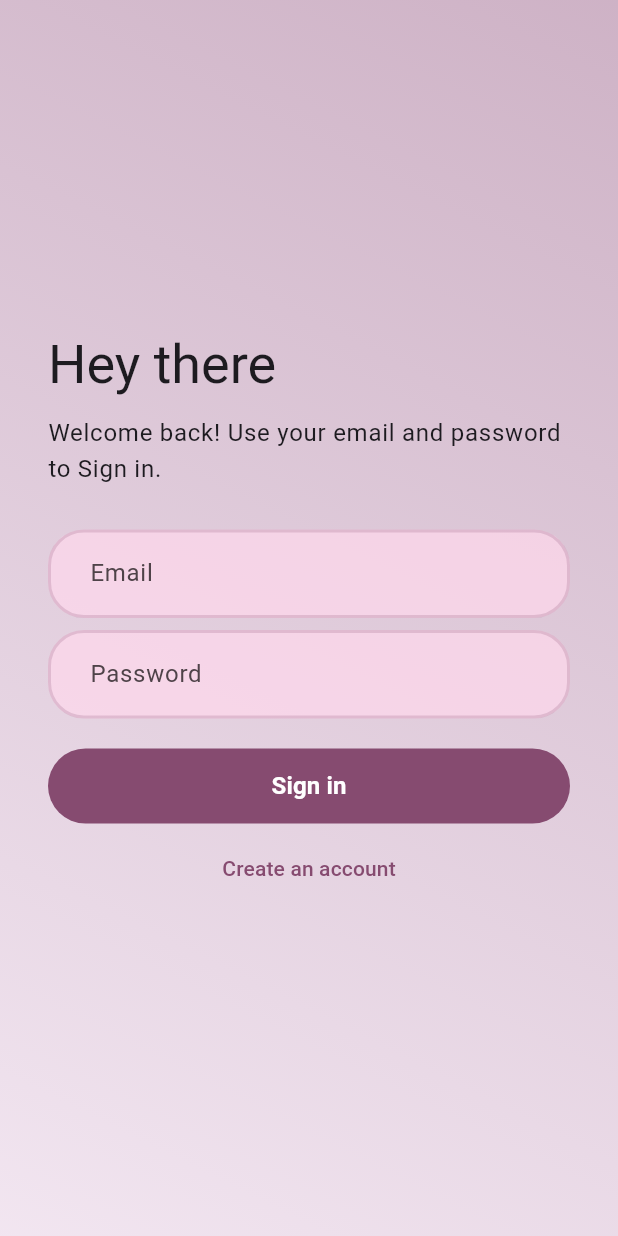
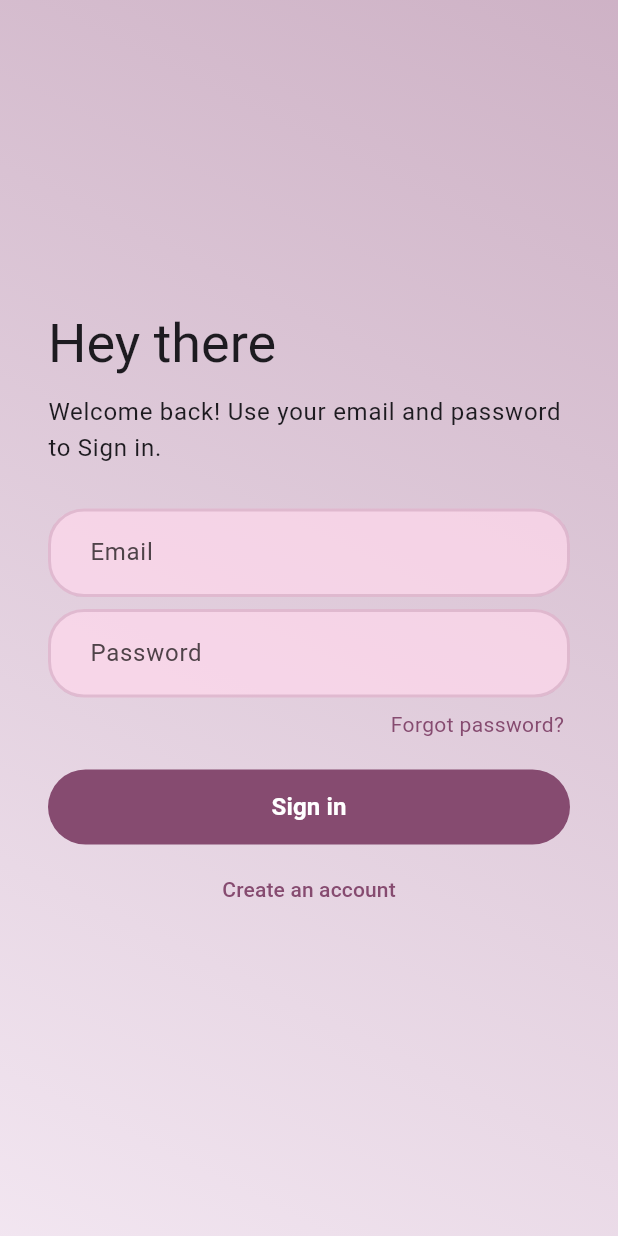
Before and after one commit to kmekarski/gym_partner, a Flutter app: the screen it shows after launch, on a phone screen of 412 x 824 dp. Run offline on Flutter 3.47's test engine with Material 3 defaults, Android fonts, the phone set to English and light mode, and no system bars; our stand-ins replace cloud_firestore, firebase_auth, firebase_core, firebase_storage, flutter_riverpod, image_picker and 1 more; missing offline and left inert: dart:ffi; accounts and stored records are empty.

Commit message:
added password reset screen

```diff
--- a/lib/screens/auth.dart
+++ b/lib/screens/auth.dart
@@ -1,6 +1,7 @@
 import 'package:cloud_firestore/cloud_firestore.dart';
 import 'package:firebase_auth/firebase_auth.dart';
 import 'package:flutter/material.dart';
+import 'package:gym_partner/screens/forgot_password.dart';
 import 'package:gym_partner/utils/form_validators.dart';
 import 'package:gym_partner/utils/scaffold_messeger_utils.dart';
 import 'package:gym_partner/widgets/buttons/wide_button.dart';
@@ -137,6 +138,36 @@ class _AuthScreenState extends State<AuthScreen> {
             repeatPasswordValidator(value, _passwordController.text),
       ),
     );
+    var bigHeaderText = Text(
+      _isSignIn ? 'Hey there' : 'Create your account',
+      style: Theme.of(context).textTheme.displaySmall,
+    );
+    var smallHeaderText = Text(
+      _isSignIn
+          ? 'Welcome back! Use your email and password to Sign in.'
+          : 'Enter your credentials and Sign up to start your fitness journey!',
+      style: Theme.of(context).textTheme.bodyLarge,
+    );
+    var forgotPasswordButton = Row(
+      mainAxisAlignment: MainAxisAlignment.end,
+      children: [
+        GestureDetector(
+            onTap: () {
+              Navigator.of(context).push(
+                MaterialPageRoute(
+                  builder: (context) => const ForgotPasswordScreen(),
+                ),
+              );
+            },
+            child: Padding(
+              padding: const EdgeInsets.all(4),
+              child: Text(
+                'Forgot password?',
+                style: TextStyle(color: Theme.of(context).colorScheme.primary),
+              ),
+            )),
+      ],
+    );
     return Scaffold(
       body: Container(
         width: double.infinity,
@@ -155,23 +186,16 @@ class _AuthScreenState extends State<AuthScreen> {
                   Column(
                     crossAxisAlignment: CrossAxisAlignment.start,
                     children: [
-                      Text(
-                        _isSignIn ? 'Hey there' : 'Create your account',
-                        style: Theme.of(context).textTheme.displaySmall,
-                      ),
+                      bigHeaderText,
                       const SizedBox(height: 12),
-                      Text(
-                        _isSignIn
-                            ? 'Welcome back! Use your email and password to Sign in.'
-                            : 'Enter your credentials and Sign up to start your fitness journey!',
-                        style: Theme.of(context).textTheme.bodyLarge,
-                      ),
+                      smallHeaderText,
                     ],
                   ),
                   const SizedBox(height: 24),
                   emailField,
                   if (!_isSignIn) usernameField,
                   passwordField,
+                  if (_isSignIn) forgotPasswordButton,
                   if (!_isSignIn) repeatPasswordField,
                   const SizedBox(height: 16),
                   formButtons,
```
Also changed, not shown: lib/screens/forgot_password.dart (added, +95 -0 lines).
